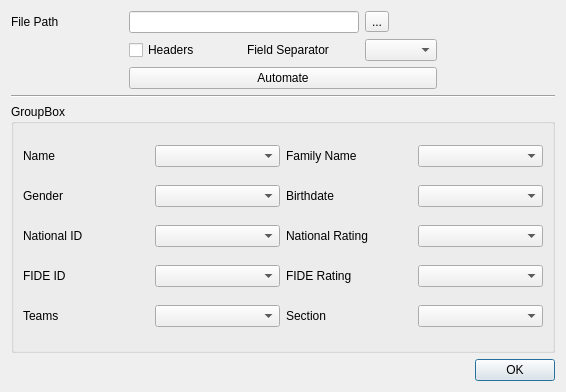
SunWithIssues/ChessFerret, file src/forms/addgroupdialog.ui: the form before one commit.
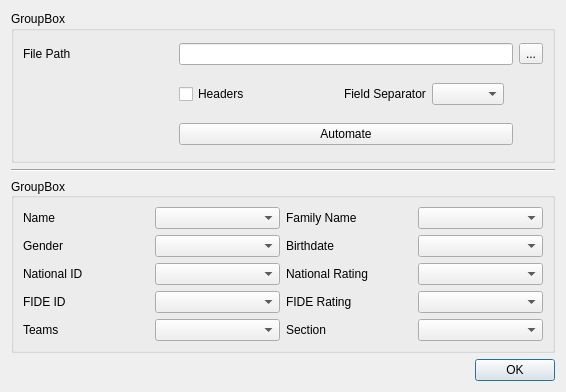
The form after the commit.

What changed in the file:
```diff
--- a/src/forms/addgroupdialog.ui
+++ b/src/forms/addgroupdialog.ui
@@ -26,21 +26,21 @@
    </item>
    <item row="0" column="0">
     <layout class="QGridLayout" name="gridLayout" columnstretch="0,0,0,0,0">
-     <item row="1" column="2">
-      <widget class="QLabel" name="fieldSepLabel">
-       <property name="text">
-        <string>Field Separator</string>
+     <item row="3" column="0" colspan="5">
+      <widget class="Line" name="line">
+       <property name="orientation">
+        <enum>Qt::Orientation::Horizontal</enum>
        </property>
       </widget>
      </item>
-     <item row="0" column="1" colspan="2">
-      <widget class="QLineEdit" name="filePathEdit"/>
-     </item>
      <item row="4" column="0" colspan="5">
       <widget class="QGroupBox" name="groupBox">
        <property name="title">
         <string>GroupBox</string>
        </property>
+       <property name="alignment">
+        <set>Qt::AlignmentFlag::AlignLeading|Qt::AlignmentFlag::AlignLeft|Qt::AlignmentFlag::AlignVCenter</set>
+       </property>
        <layout class="QGridLayout" name="gridLayout_3">
         <item row="3" column="3">
          <widget class="QComboBox" name="fideRtgComboBox"/>
@@ -145,35 +145,36 @@
        </layout>
       </widget>
      </item>
-     <item row="3" column="0" colspan="5">
-      <widget class="Line" name="line">
-       <property name="orientation">
-        <enum>Qt::Orientation::Horizontal</enum>
+     <item row="0" column="0" rowspan="3" colspan="5">
+      <widget class="QGroupBox" name="groupBox_2">
+       <property name="title">
+        <string>GroupBox</string>
        </property>
-      </widget>
-     </item>
-     <item row="2" column="1" colspan="3">
-      <widget class="QPushButton" name="autoButton">
-       <property name="text">
-        <string>Automate</string>
-       </property>
-      </widget>
-     </item>
-     <item row="0" column="0">
+       <layout class="QGridLayout" name="gridLayout_4" rowstretch="0,0,0,0" columnstretch="0,0,0,0,0">
+        <item row="1" column="0">
       <widget class="QLabel" name="filePathLabel">
        <property name="text">
         <string>File Path</string>
        </property>
       </widget>
      </item>
-     <item row="1" column="1">
-      <widget class="QCheckBox" name="headersCheckBox">
+        <item row="2" column="3">
+         <widget class="QWidget" name="widget" native="true">
+          <layout class="QFormLayout" name="formLayout">
+           <item row="0" column="1">
+            <widget class="QComboBox" name="fieldSepComboBox"/>
+           </item>
+           <item row="0" column="0">
+            <widget class="QLabel" name="fieldSepLabel">
        <property name="text">
-        <string>Headers</string>
+              <string>Field Separator</string>
        </property>
       </widget>
      </item>
-     <item row="0" column="3">
+          </layout>
+         </widget>
+        </item>
+        <item row="1" column="4">
       <widget class="QToolButton" name="toolButton">
        <property name="text">
         <string>...</string>
@@ -183,8 +184,25 @@
        </property>
       </widget>
      </item>
-     <item row="1" column="3">
-      <widget class="QComboBox" name="fieldSepComboBox"/>
+        <item row="1" column="2" colspan="2">
+         <widget class="QLineEdit" name="filePathEdit"/>
+        </item>
+        <item row="2" column="2">
+         <widget class="QCheckBox" name="headersCheckBox">
+          <property name="text">
+           <string>Headers</string>
+          </property>
+         </widget>
+        </item>
+        <item row="3" column="2" colspan="2">
+         <widget class="QPushButton" name="autoButton">
+          <property name="text">
+           <string>Automate</string>
+          </property>
+         </widget>
+        </item>
+       </layout>
+      </widget>
      </item>
     </layout>
    </item>
```
Lines whose indentation alone changed are shown as unchanged.
